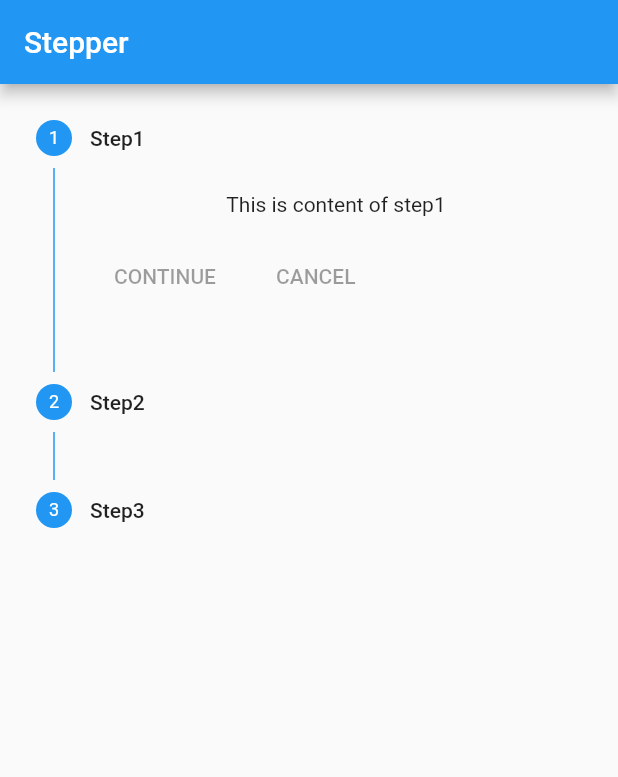
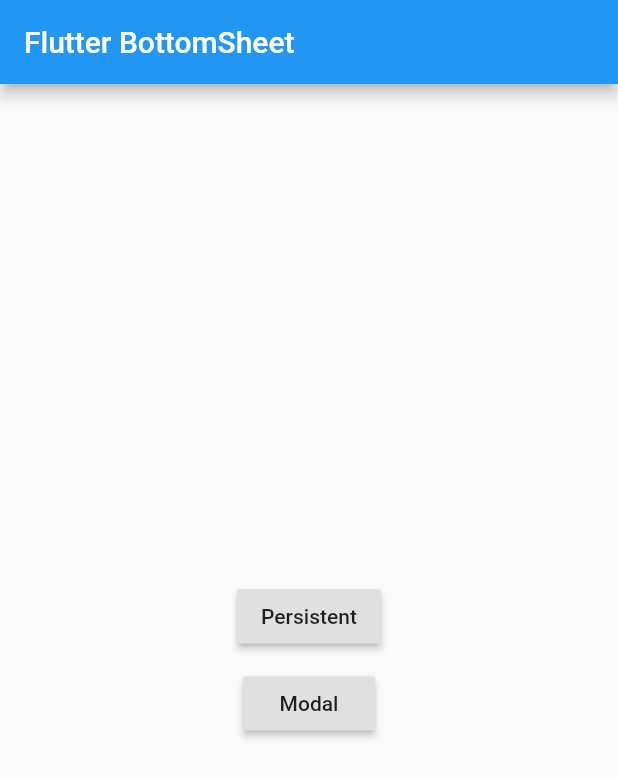
Before and after one commit to bhavikvashi1804/flutter_widgets, a Flutter app: the screen it shows after launch, on a phone screen of 412 x 824 dp. Shown: the top 777 px of the screen. Run offline on Flutter 3.47's test engine with Material 2 defaults, Android fonts, the phone set to English and light mode, and no system bars.

Commit message:
Bottom Sheet Modal Sheet and Persistent screen

```diff
--- a/lib/main.dart
+++ b/lib/main.dart
@@ -1,6 +1,6 @@
 import 'package:flutter/material.dart';
 
-import './screens/stepper_screen.dart';
+import './screens/bottom_sheet.dart';
 
 void main() {
   runApp(MyApp());
@@ -15,7 +15,7 @@
       theme: ThemeData(
         primarySwatch: Colors.blue,
       ),
-      home: StepperScreen(),
+      home: BottomSheetScreen(),
     );
   }
 }
--- /dev/null
+++ b/lib/screens/bottom_sheet.dart
@@ -0,0 +1,101 @@
+import 'package:flutter/material.dart';
+
+
+class BottomSheetScreen extends StatefulWidget {
+  @override
+  _BottomSheetScreenState createState() => _BottomSheetScreenState();
+}
+
+class _BottomSheetScreenState extends State<BottomSheetScreen> {
+  final _scaffoldKey = new GlobalKey<ScaffoldState>();
+  VoidCallback _showPersBottomSheetCallBack;
+
+
+
+   @override
+  void initState() {
+    super.initState();
+    _showPersBottomSheetCallBack = _showBottomSheet;
+  }
+
+  void _showBottomSheet() {
+    setState(() {
+      _showPersBottomSheetCallBack = null;
+      //other screen is not clickable
+    });
+
+    _scaffoldKey.currentState
+        .showBottomSheet((context) {
+          return new Container(
+            height: 200.0,
+            color: Colors.greenAccent,
+            child: new Center(
+              child: new Text("Hi BottomSheet"),
+            ),
+          );
+        })
+        .closed
+        .whenComplete(() {
+          if (mounted) {
+            setState(() {
+              //closed bottomsheet
+              //now again open previous screen
+              _showPersBottomSheetCallBack = _showBottomSheet;
+            });
+          }
+        });
+  }
+
+  void _showModalSheet() {
+    showModalBottomSheet(
+        context: context,
+        builder: (builder) {
+          return new Container(
+            color: Colors.greenAccent,
+            child: new Center(
+              child: new Text("Hi ModalSheet"),
+            ),
+          );
+        });
+  }
+
+  @override
+  Widget build(BuildContext context) {
+    return new Scaffold(
+      key: _scaffoldKey,
+      appBar: new AppBar(
+        title: new Text("Flutter BottomSheet"),
+      ),
+      body: new Padding(
+        padding: const EdgeInsets.all(20.0),
+        child: new Center(
+            child: new Column(
+          mainAxisAlignment: MainAxisAlignment.center,
+          children: <Widget>[
+            new RaisedButton(
+              onPressed: _showPersBottomSheetCallBack,
+              child: new Text("Persistent"),
+            ),
+            new Padding(
+              padding: const EdgeInsets.only(top: 10.0),
+            ),
+            new RaisedButton(
+              onPressed: _showModalSheet,
+              child: new Text("Modal"),
+            ),
+          ],
+        )),
+      ),
+    );
+  }
+
+  //persistent : -
+  //back button is allow when you open that back button is created
+  //persistent button is disable
+  //go back by back button or swipe down
+
+
+  //modal : -
+  //go back by swipe down or touch anywhere
+
+}
```
